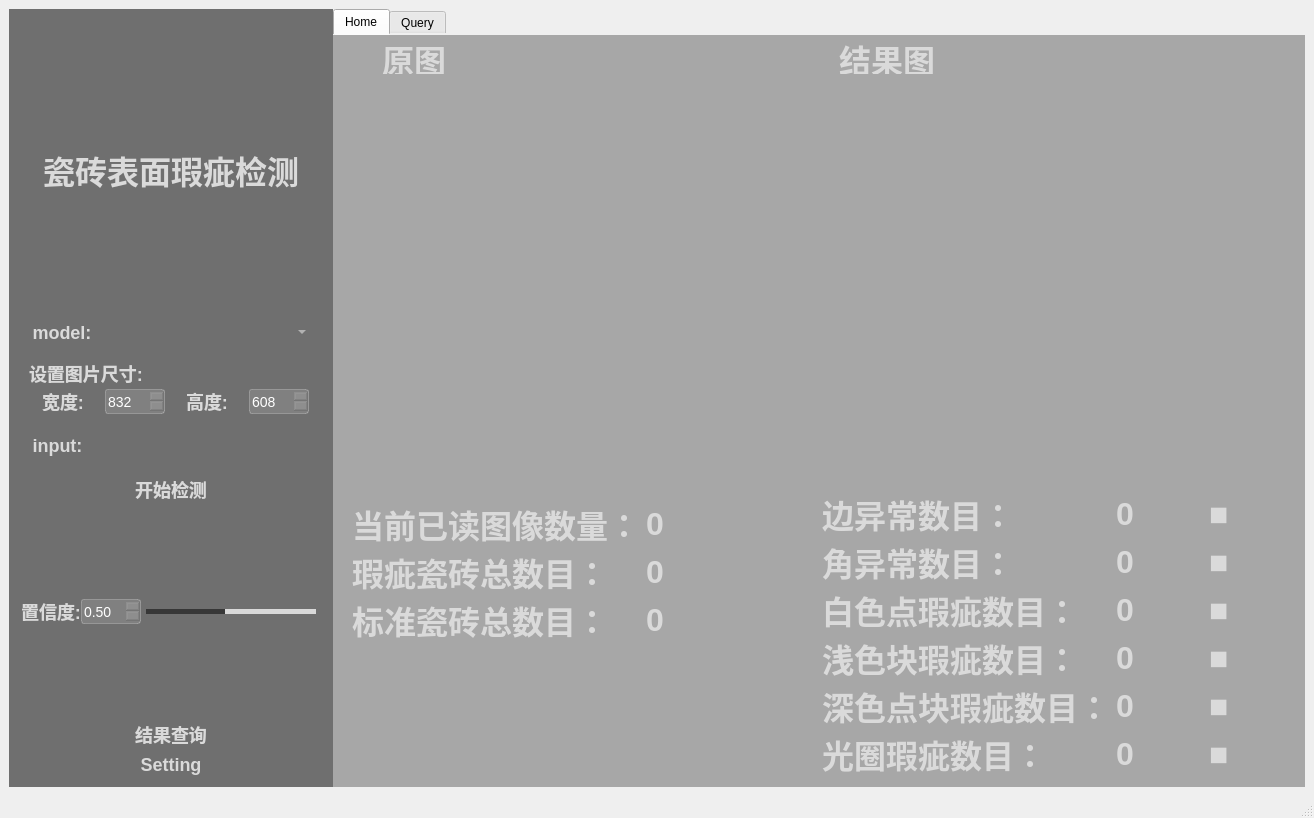
Before: the Qt Designer form ui/Window.ui in liwanyu0000/project, drawn with Qt 5.
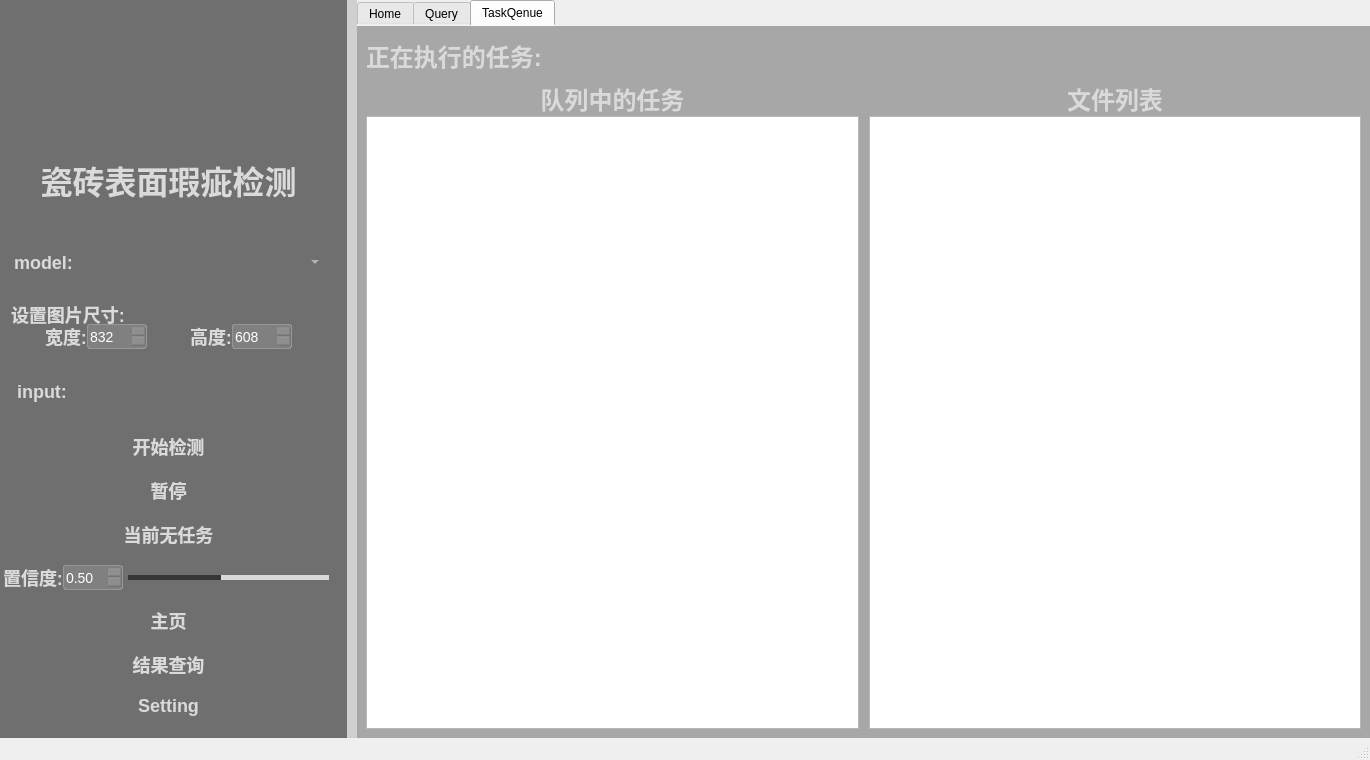
After: the same form once the commit is applied. The open tabs and pages were chosen to show the change. Icons and pictures are not drawn.

```diff
--- a/ui/Window.ui
+++ b/ui/Window.ui
@@ -6,8 +6,8 @@
    <rect>
     <x>0</x>
     <y>0</y>
-    <width>1314</width>
-    <height>685</height>
+    <width>1370</width>
+    <height>760</height>
    </rect>
   </property>
   <property name="windowTitle">
@@ -18,24 +18,34 @@
     <normaloff>:/img/icon/熊猫.png</normaloff>:/img/icon/熊猫.png</iconset>
   </property>
   <property name="styleSheet">
-   <string notr="true">QLabel
-{
+   <string notr="true">QMessageBox{
+	background-color: rgb(104, 104, 104);
+}
+QTabWidget::pane{
+	border: none;
+}
+QLabel{
+	font-size: 18px;
+	font-family: &quot;Microsoft YaHei&quot;;
+	font-weight: bold;
+ 	border-radius:9px;
+	background:rgba(66, 195, 255, 0);
+	color: rgb(218, 218, 218);
+}
+#titleLabel{
 	font-size: 32px;
-	font-family: &quot;Microsoft YaHei&quot;;
-	font-weight: bold;
- 	border-radius:9px;
-	background:rgba(66, 195, 255, 0);
-	color: rgb(218, 218, 218);
 }
-
-QTabWidget::pane
-{
-border: none;
+#runTaskInfoLabel, #runTaskLabel, 
+#taskQenueLabel, #endTimeLabel, 
+#startTimeLabel, #fileListLabel{
+	font-size: 24px;
 }
-
-#widthLabel, #heightLabel, 
-#setImageShapeLabel, #confidenceLabel, 
-#modelLabel, #inputLabel{
+#sideColor, #angleColor,
+#lightColor, #whiteColor,
+#darkColor, #apertureColor {
+	font: 150 14pt &quot;Agency FB&quot;;
+}
+QPushButton {
 	font-size: 18px;
 	font-family: &quot;Microsoft YaHei&quot;;
 	font-weight: bold;
@@ -43,7 +53,52 @@
 	background:rgba(66, 195, 255, 0);
 	color: rgb(218, 218, 218);
 }
-</string>
+QPushButton:focus{
+	outline: none;
+}
+QPushButton::pressed{
+	font-family: &quot;Microsoft YaHei&quot;;
+    font-size: 14px;
+    font-weight: bold;
+    color:rgb(200,200,200);
+    text-align: center center;
+    padding-left: 5px;
+	padding-right: 5px;
+	padding-top: 4px;
+	padding-bottom: 4px;
+	border-style: solid;
+	border-width: 0px;
+	border-color: rgba(255, 255, 255, 255);	
+	border-radius: 3px;
+	background-color:  #bf513b;
+}		
+QPushButton::disabled{font-family: &quot;Microsoft YaHei&quot;;
+	font-size: 14px;
+	font-weight: bold;
+	color:rgb(200,200,200);
+	text-align: center center;
+	padding-left: 5px;
+	padding-right: 5px;
+	padding-top: 4px;
+	padding-bottom: 4px;
+	border-style: solid;
+	border-width: 0px;
+	border-color: rgba(255, 255, 255, 255);
+	border-radius: 3px;
+	background-color:  #bf513b;
+}
+QPushButton::hover {
+	border-style: solid;
+	border-width: 0px;
+	border-radius: 0px;
+	background-color: rgba(48,148,243,80);
+}
+#queryButton {
+	font-size: 24px;
+}
+# {
+	background:rgba(85, 85, 85, 0.2);
+}</string>
   </property>
   <widget class="QWidget" name="centralwidget">
    <property name="styleSheet">
@@ -51,10 +106,22 @@
 border: 0px solid #42adff;
 border-radius:5px;}</string>
    </property>
-   <layout class="QHBoxLayout" name="horizontalLayout_13" stretch="1,3">
+   <layout class="QHBoxLayout" name="horizontalLayout_4" stretch="1,0,5">
     <property name="spacing">
      <number>0</number>
     </property>
+    <property name="leftMargin">
+     <number>0</number>
+    </property>
+    <property name="topMargin">
+     <number>0</number>
+    </property>
+    <property name="rightMargin">
+     <number>0</number>
+    </property>
+    <property name="bottomMargin">
+     <number>0</number>
+    </property>
     <item>
      <widget class="QGroupBox" name="leftGroupBox">
       <property name="styleSheet">
@@ -67,9 +134,45 @@
       <property name="title">
        <string/>
       </property>
-      <layout class="QVBoxLayout" name="verticalLayout">
+      <layout class="QHBoxLayout" name="horizontalLayout_3">
+       <property name="spacing">
+        <number>0</number>
+       </property>
+       <property name="leftMargin">
+        <number>0</number>
+       </property>
+       <property name="topMargin">
+        <number>0</number>
+       </property>
+       <property name="rightMargin">
+        <number>0</number>
+       </property>
+       <property name="bottomMargin">
+        <number>0</number>
+       </property>
        <item>
-        <layout class="QHBoxLayout" name="lohoHorizontalLayout">
+        <layout class="QVBoxLayout" name="leftLeftVerticalLayout">
+         <property name="spacing">
+          <number>0</number>
+         </property>
+         <item>
+          <layout class="QHBoxLayout" name="logoHorizontalLayout">
+           <property name="spacing">
+            <number>0</number>
+           </property>
+           <item>
+            <spacer name="logoLeftHorizontalSpacer">
+             <property name="orientation">
+              <enum>Qt::Horizontal</enum>
+             </property>
+             <property name="sizeHint" stdset="0">
+              <size>
+               <width>40</width>
+               <height>20</height>
+              </size>
+             </property>
+            </spacer>
+           </item>
          <item>
           <widget class="QLabel" name="logoLabel">
            <property name="minimumSize">
@@ -90,6 +193,9 @@
            <property name="text">
             <string/>
            </property>
+             <property name="alignment">
+              <set>Qt::AlignCenter</set>
+             </property>
            <property name="wordWrap">
             <bool>false</bool>
            </property>
@@ -98,6 +204,19 @@
            </property>
           </widget>
          </item>
+           <item>
+            <spacer name="logoRightHorizontalSpacer">
+             <property name="orientation">
+              <enum>Qt::Horizontal</enum>
+             </property>
+             <property name="sizeHint" stdset="0">
+              <size>
+               <width>40</width>
+               <height>20</height>
+              </size>
+             </property>
+            </spacer>
+           </item>
         </layout>
        </item>
        <item>
@@ -128,19 +247,6 @@
          </property>
         </widget>
        </item>
-       <item>
-        <spacer name="verticalSpacer_1">
-         <property name="orientation">
-          <enum>Qt::Vertical</enum>
-         </property>
-         <property name="sizeHint" stdset="0">
-          <size>
-           <width>20</width>
-           <height>40</height>
-          </size>
-         </property>
-        </spacer>
-       </item>
        <item>
         <layout class="QHBoxLayout" name="modelHorizontalLayout" stretch="0,0">
          <property name="spacing">
@@ -187,10 +293,16 @@
           <widget class="QComboBox" name="modelComboBox">
            <property name="minimumSize">
             <size>
-             <width>0</width>
+               <width>250</width>
              <height>28</height>
             </size>
            </property>
+             <property name="maximumSize">
+              <size>
+               <width>300</width>
+               <height>16777215</height>
+              </size>
+             </property>
            <property name="styleSheet">
             <string notr="true">QComboBox QAbstractItemView {
 font-family: &quot;Microsoft YaHei&quot;;
@@ -222,6 +334,16 @@
         </layout>
        </item>
        <item>
+          <layout class="QVBoxLayout" name="imageShapeVerticalLayout">
+           <property name="spacing">
+            <number>0</number>
+           </property>
+           <item>
+            <layout class="QHBoxLayout" name="imageShapeTopHorizontalLayout">
+             <property name="spacing">
+              <number>0</number>
+             </property>
+             <item>
         <widget class="QLabel" name="setImageShapeLabel">
          <property name="maximumSize">
           <size>
@@ -244,16 +366,44 @@
         </widget>
        </item>
        <item>
-        <layout class="QHBoxLayout" name="imageShapeHorizontalLayout">
+              <spacer name="horizontalSpacer">
+               <property name="orientation">
+                <enum>Qt::Horizontal</enum>
+               </property>
+               <property name="sizeHint" stdset="0">
+                <size>
+                 <width>40</width>
+                 <height>20</height>
+                </size>
+               </property>
+              </spacer>
+             </item>
+            </layout>
+           </item>
+           <item>
+            <layout class="QHBoxLayout" name="imageShapeBottomHorizontalLayout">
          <property name="spacing">
           <number>0</number>
          </property>
          <property name="rightMargin">
-          <number>10</number>
+              <number>0</number>
          </property>
          <property name="bottomMargin">
           <number>0</number>
          </property>
+             <item>
+              <spacer name="horizontalSpacer_1">
+               <property name="orientation">
+                <enum>Qt::Horizontal</enum>
+               </property>
+               <property name="sizeHint" stdset="0">
+                <size>
+                 <width>40</width>
+                 <height>20</height>
+                </size>
+               </property>
+              </spacer>
+             </item>
          <item>
           <widget class="QLabel" name="widthLabel">
            <property name="minimumSize">
@@ -342,6 +492,19 @@
            </property>
           </widget>
          </item>
+             <item>
+              <spacer name="horizontalSpacer_2">
+               <property name="orientation">
+                <enum>Qt::Horizontal</enum>
+               </property>
+               <property name="sizeHint" stdset="0">
+                <size>
+                 <width>40</width>
+                 <height>20</height>
+                </size>
+               </property>
+              </spacer>
+             </item>
          <item>
           <widget class="QLabel" name="heightLabel">
            <property name="maximumSize">
@@ -424,6 +587,21 @@
            </property>
           </widget>
          </item>
+             <item>
+              <spacer name="horizontalSpacer_3">
+               <property name="orientation">
+                <enum>Qt::Horizontal</enum>
+               </property>
+               <property name="sizeHint" stdset="0">
+                <size>
+                 <width>40</width>
+                 <height>20</height>
+                </size>
+               </property>
+              </spacer>
+             </item>
+            </layout>
+           </item>
         </layout>
        </item>
        <item>
@@ -704,53 +882,7 @@
        <item>
         <widget class="QPushButton" name="enterButton">
          <property name="styleSheet">
-          <string notr="true">QPushButton
-{
-	font-size: 18px;
-	font-family: &quot;Microsoft YaHei&quot;;
-	font-weight: bold;
- 		border-radius:9px;
-		background:rgba(66, 195, 255, 0);
-color: rgb(218, 218, 218);
-}
-
-
-QPushButton:focus{outline: none;}
-
-QPushButton::pressed{font-family: &quot;Microsoft YaHei&quot;;
-                     font-size: 14px;
-                     font-weight: bold;
-                     color:rgb(200,200,200);
-                     text-align: center center;
-                     padding-left: 5px;
-                     padding-right: 5px;
-                     padding-top: 4px;
-                     padding-bottom: 4px;
-                     border-style: solid;
-                     border-width: 0px;
-                     border-color: rgba(255, 255, 255, 255);
-                     border-radius: 3px;
-                     background-color:  #bf513b;}
-
-QPushButton::disabled{font-family: &quot;Microsoft YaHei&quot;;
-                     font-size: 14px;
-                     font-weight: bold;
-                     color:rgb(200,200,200);
-                     text-align: center center;
-                     padding-left: 5px;
-                     padding-right: 5px;
-                     padding-top: 4px;
-                     padding-bottom: 4px;
-                     border-style: solid;
-                     border-width: 0px;
-                     border-color: rgba(255, 255, 255, 255);
-                     border-radius: 3px;
-                     background-color:  #bf513b;}
-QPushButton::hover {
-border-style: solid;
-border-width: 0px;
-border-radius: 0px;
-background-color: rgba(48,148,243,80);}</string>
+            <string notr="true"/>
          </property>
          <property name="text">
           <string>开始检测</string>
@@ -758,20 +890,27 @@
         </widget>
        </item>
        <item>
-        <spacer name="verticalSpacer_2">
-         <property name="orientation">
-          <enum>Qt::Vertical</enum>
-         </property>
-         <property name="sizeHint" stdset="0">
-          <size>
-           <width>20</width>
-           <height>40</height>
-          </size>
-         </property>
-        </spacer>
+          <widget class="QPushButton" name="stopButton">
+           <property name="styleSheet">
+            <string notr="true"/>
+           </property>
+           <property name="text">
+            <string>暂停</string>
+           </property>
+          </widget>
        </item>
        <item>
-        <layout class="QHBoxLayout" name="confidenceHorizontalLayout">
+          <widget class="QPushButton" name="toShowTaskButton">
+           <property name="styleSheet">
+            <string notr="true"/>
+           </property>
+           <property name="text">
+            <string>当前无任务</string>
+           </property>
+          </widget>
+         </item>
+         <item>
+          <layout class="QHBoxLayout" name="confidenceHorizontalLayout" stretch="0,0,0">
          <property name="spacing">
           <number>0</number>
          </property>
@@ -931,68 +1070,19 @@
         </layout>
        </item>
        <item>
-        <spacer name="verticalSpacer_3">
-         <property name="orientation">
-          <enum>Qt::Vertical</enum>
-         </property>
-         <property name="sizeHint" stdset="0">
-          <size>
-           <width>20</width>
-           <height>40</height>
-          </size>
-         </property>
-        </spacer>
+          <widget class="QPushButton" name="toQueryButton">
+           <property name="styleSheet">
+            <string notr="true"/>
+           </property>
+           <property name="text">
+            <string>主页</string>
+           </property>
+          </widget>
        </item>
        <item>
-        <widget class="QPushButton" name="swapButton">
+          <widget class="QPushButton" name="toHomeButton">
          <property name="styleSheet">
-          <string notr="true">QPushButton
-{
-	font-size: 18px;
-	font-family: &quot;Microsoft YaHei&quot;;
-	font-weight: bold;
- 		border-radius:9px;
-		background:rgba(66, 195, 255, 0);
-color: rgb(218, 218, 218);
-}
-
-
-QPushButton:focus{outline: none;}
-
-QPushButton::pressed{font-family: &quot;Microsoft YaHei&quot;;
-                     font-size: 14px;
-                     font-weight: bold;
-                     color:rgb(200,200,200);
-                     text-align: center center;
-                     padding-left: 5px;
-                     padding-right: 5px;
-                     padding-top: 4px;
-                     padding-bottom: 4px;
-                     border-style: solid;
-                     border-width: 0px;
-                     border-color: rgba(255, 255, 255, 255);
-                     border-radius: 3px;
-                     background-color:  #bf513b;}
-
-QPushButton::disabled{font-family: &quot;Microsoft YaHei&quot;;
-                     font-size: 14px;
-                     font-weight: bold;
-                     color:rgb(200,200,200);
-                     text-align: center center;
-                     padding-left: 5px;
-                     padding-right: 5px;
-                     padding-top: 4px;
-                     padding-bottom: 4px;
-                     border-style: solid;
-                     border-width: 0px;
-                     border-color: rgba(255, 255, 255, 255);
-                     border-radius: 3px;
-                     background-color:  #bf513b;}
-QPushButton::hover {
-border-style: solid;
-border-width: 0px;
-border-radius: 0px;
-background-color: rgba(48,148,243,80);}</string>
+            <string notr="true"/>
          </property>
          <property name="text">
           <string>结果查询</string>
@@ -1002,53 +1092,7 @@
        <item>
         <widget class="QPushButton" name="settingButton">
          <property name="styleSheet">
-          <string notr="true">QPushButton
-{
-	font-size: 18px;
-	font-family: &quot;Microsoft YaHei&quot;;
-	font-weight: bold;
- 		border-radius:9px;
-		background:rgba(66, 195, 255, 0);
-color: rgb(218, 218, 218);
-}
-
-
-QPushButton:focus{outline: none;}
-
-QPushButton::pressed{font-family: &quot;Microsoft YaHei&quot;;
-                     font-size: 14px;
-                     font-weight: bold;
-                     color:rgb(200,200,200);
-                     text-align: center center;
-                     padding-left: 5px;
-                     padding-right: 5px;
-                     padding-top: 4px;
-                     padding-bottom: 4px;
-                     border-style: solid;
-                     border-width: 0px;
-                     border-color: rgba(255, 255, 255, 255);
-                     border-radius: 3px;
-                     background-color:  #bf513b;}
-
-QPushButton::disabled{font-family: &quot;Microsoft YaHei&quot;;
-                     font-size: 14px;
-                     font-weight: bold;
-                     color:rgb(200,200,200);
-                     text-align: center center;
-                     padding-left: 5px;
-                     padding-right: 5px;
-                     padding-top: 4px;
-                     padding-bottom: 4px;
-                     border-style: solid;
-                     border-width: 0px;
-                     border-color: rgba(255, 255, 255, 255);
-                     border-radius: 3px;
-                     background-color:  #bf513b;}
-QPushButton::hover {
-border-style: solid;
-border-width: 0px;
-border-radius: 0px;
-background-color: rgba(48,148,243,80);}</string>
+            <string notr="true"/>
          </property>
          <property name="text">
           <string>Setting</string>
@@ -1056,6 +1100,93 @@
         </widget>
        </item>
       </layout>
+       </item>
+       <item>
+        <widget class="QPushButton" name="putAwayButton">
+         <property name="sizePolicy">
+          <sizepolicy hsizetype="Preferred" vsizetype="Preferred">
+           <horstretch>0</horstretch>
+           <verstretch>0</verstretch>
+          </sizepolicy>
+         </property>
+         <property name="minimumSize">
+          <size>
+           <width>0</width>
+           <height>100</height>
+          </size>
+         </property>
+         <property name="maximumSize">
+          <size>
+           <width>10</width>
+           <height>16777215</height>
+          </size>
+         </property>
+         <property name="styleSheet">
+          <string notr="true"/>
+         </property>
+         <property name="text">
+          <string/>
+         </property>
+         <property name="icon">
+          <iconset resource="../apprcc.qrc">
+           <normaloff>:/img/icon/收起.png</normaloff>:/img/icon/收起.png</iconset>
+         </property>
+        </widget>
+       </item>
+      </layout>
+     </widget>
+    </item>
+    <item>
+     <widget class="QPushButton" name="expandButton">
+      <property name="sizePolicy">
+       <sizepolicy hsizetype="Preferred" vsizetype="Preferred">
+        <horstretch>0</horstretch>
+        <verstretch>0</verstretch>
+       </sizepolicy>
+      </property>
+      <property name="minimumSize">
+       <size>
+        <width>0</width>
+        <height>0</height>
+       </size>
+      </property>
+      <property name="maximumSize">
+       <size>
+        <width>10</width>
+        <height>16777215</height>
+       </size>
+      </property>
+      <property name="styleSheet">
+       <string notr="true">QPushButton {
+	font-size: 18px;
+	font-family: &quot;Microsoft YaHei&quot;;
+	font-weight: bold;
+	border-radius:9px;
+	background:rgba(85, 85, 85, 0.2);
+	color: rgb(0, 0, 0);}
+QPushButton::hover {
+	border-style: solid;
+	border-width: 0px;
+	border-radius: 0px;
+	background-color: rgba(48,148,243,80);
+}</string>
+      </property>
+      <property name="text">
+       <string/>
+      </property>
+      <property name="icon">
+       <iconset resource="../apprcc.qrc">
+        <normaloff>:/img/icon/展开.png</normaloff>:/img/icon/展开.png</iconset>
+      </property>
+      <property name="autoDefault">
+       <bool>false</bool>
+      </property>
+      <property name="default">
+       <bool>false</bool>
+      </property>
+      <property name="flat">
+       <bool>false</bool>
+      </property>
      </widget>
     </item>
     <item>
@@ -1070,7 +1201,7 @@
 #query{
 background-color: rgba(95, 95, 95, 0.5);
 }
-#setting{
+#taskQenue{
 background-color: rgba(95, 95, 95, 0.5);
 }</string>
       </property>
@@ -1145,8 +1276,8 @@
            <widget class="QLabel" name="outImage">
             <property name="minimumSize">
              <size>
-              <width>0</width>
-              <height>400</height>
+              <width>32</width>
+              <height>32</height>
              </size>
             </property>
             <property name="text">
@@ -1158,8 +1289,8 @@
            <widget class="QLabel" name="inputImage">
             <property name="minimumSize">
              <size>
-              <width>0</width>
-              <height>400</height>
+              <width>32</width>
+              <height>32</height>
              </size>
             </property>
             <property name="text">
@@ -1584,6 +1715,254 @@
         </item>
        </layout>
       </widget>
+      <widget class="QWidget" name="taskQenue">
+       <attribute name="title">
+        <string>TaskQenue</string>
+       </attribute>
+       <layout class="QVBoxLayout" name="verticalLayout">
+        <item>
+         <layout class="QHBoxLayout" name="taskHorizontalLayout">
+          <property name="spacing">
+           <number>0</number>
+          </property>
+          <item>
+           <widget class="QLabel" name="runTaskLabel">
+            <property name="minimumSize">
+             <size>
+              <width>180</width>
+              <height>40</height>
+             </size>
+            </property>
+            <property name="maximumSize">
+             <size>
+              <width>150</width>
+              <height>40</height>
+             </size>
+            </property>
+            <property name="text">
+             <string>正在执行的任务:</string>
+            </property>
+           </widget>
+          </item>
+          <item>
+           <widget class="QLabel" name="runTaskInfoLabel">
+            <property name="maximumSize">
+             <size>
+              <width>16777215</width>
+              <height>40</height>
+             </size>
+            </property>
+            <property name="text">
+             <string/>
+            </property>
+           </widget>
+          </item>
+         </layout>
+        </item>
+        <item>
+         <layout class="QGridLayout" name="gridLayout">
+          <property name="spacing">
+           <number>0</number>
+          </property>
+          <item row="0" column="0">
+           <widget class="QLabel" name="taskQenueLabel">
+            <property name="maximumSize">
+             <size>
+              <width>16777215</width>
+              <height>40</height>
+             </size>
+            </property>
+            <property name="text">
+             <string>队列中的任务</string>
+            </property>
+            <property name="alignment">
+             <set>Qt::AlignCenter</set>
+            </property>
+           </widget>
+          </item>
+          <item row="0" column="2">
+           <widget class="QLabel" name="fileListLabel">
+            <property name="maximumSize">
+             <size>
+              <width>16777215</width>
+              <height>40</height>
+             </size>
+            </property>
+            <property name="text">
+             <string>文件列表</string>
+            </property>
+            <property name="alignment">
+             <set>Qt::AlignCenter</set>
+            </property>
+           </widget>
+          </item>
+          <item row="1" column="2">
+           <widget class="QTableWidget" name="fileListTableList">
+            <property name="mouseTracking">
+             <bool>false</bool>
+            </property>
+            <property name="tabletTracking">
+             <bool>false</bool>
+            </property>
+            <property name="styleSheet">
+             <string notr="true"/>
+            </property>
+            <property name="editTriggers">
+             <set>QAbstractItemView::NoEditTriggers</set>
+            </property>
+            <property name="alternatingRowColors">
+             <bool>true</bool>
+            </property>
+            <attribute name="horizontalHeaderVisible">
+             <bool>false</bool>
+            </attribute>
+            <attribute name="horizontalHeaderCascadingSectionResizes">
+             <bool>false</bool>
+            </attribute>
+            <attribute name="horizontalHeaderDefaultSectionSize">
+             <number>220</number>
+            </attribute>
+            <attribute name="horizontalHeaderHighlightSections">
+             <bool>true</bool>
+            </attribute>
+            <attribute name="horizontalHeaderStretchLastSection">
+             <bool>true</bool>
+            </attribute>
+            <attribute name="verticalHeaderVisible">
+             <bool>false</bool>
+            </attribute>
+            <attribute name="verticalHeaderMinimumSectionSize">
+             <number>28</number>
+            </attribute>
+            <attribute name="verticalHeaderDefaultSectionSize">
+             <number>44</number>
+            </attribute>
+            <attribute name="verticalHeaderShowSortIndicator" stdset="0">
+             <bool>false</bool>
+            </attribute>
+            <attribute name="verticalHeaderStretchLastSection">
+             <bool>false</bool>
+            </attribute>
+            <column>
+             <property name="text">
+              <string>文件列表</string>
+             </property>
+            </column>
+           </widget>
+          </item>
+          <item row="1" column="0">
+           <widget class="QTableWidget" name="taskQenueTableList">
+            <property name="mouseTracking">
+             <bool>false</bool>
+            </property>
+            <property name="tabletTracking">
+             <bool>false</bool>
+            </property>
+            <property name="styleSheet">
+             <string notr="true"/>
+            </property>
+            <property name="editTriggers">
+             <set>QAbstractItemView::NoEditTriggers</set>
+            </property>
+            <property name="alternatingRowColors">
+             <bool>true</bool>
+            </property>
+            <attribute name="horizontalHeaderVisible">
+             <bool>false</bool>
+            </attribute>
+            <attribute name="horizontalHeaderCascadingSectionResizes">
+             <bool>false</bool>
+            </attribute>
+            <attribute name="horizontalHeaderMinimumSectionSize">
+             <number>31</number>
+            </attribute>
+            <attribute name="horizontalHeaderDefaultSectionSize">
+             <number>220</number>
+            </attribute>
+            <attribute name="horizontalHeaderHighlightSections">
+             <bool>true</bool>
+            </attribute>
+            <attribute name="horizontalHeaderShowSortIndicator" stdset="0">
+             <bool>false</bool>
+            </attribute>
+            <attribute name="horizontalHeaderStretchLastSection">
+             <bool>true</bool>
+            </attribute>
+            <attribute name="verticalHeaderVisible">
+             <bool>false</bool>
+            </attribute>
+            <attribute name="verticalHeaderCascadingSectionResizes">
+             <bool>false</bool>
+            </attribute>
+            <attribute name="verticalHeaderMinimumSectionSize">
+             <number>28</number>
+            </attribute>
+            <attribute name="verticalHeaderDefaultSectionSize">
+             <number>44</number>
+            </attribute>
+            <attribute name="verticalHeaderShowSortIndicator" stdset="0">
+             <bool>false</bool>
+            </attribute>
+            <attribute name="verticalHeaderStretchLastSection">
+             <bool>false</bool>
+            </attribute>
+            <column>
+             <property name="text">
+              <string>队列中的任务</string>
+             </property>
+            </column>
+            <column>
+             <property name="text">
+              <string>index</string>
+             </property>
+            </column>
+           </widget>
+          </item>
+          <item row="1" column="1">
+           <widget class="QPushButton" name="fileExpandButton">
+            <property name="sizePolicy">
+             <sizepolicy hsizetype="Preferred" vsizetype="Preferred">
+              <horstretch>0</horstretch>
+              <verstretch>0</verstretch>
+             </sizepolicy>
+            </property>
+            <property name="minimumSize">
+             <size>
+              <width>0</width>
+              <height>0</height>
+             </size>
+            </property>
+            <property name="maximumSize">
+             <size>
+              <width>10</width>
+              <height>16777215</height>
+             </size>
+            </property>
+            <property name="styleSheet">
+             <string notr="true"/>
+            </property>
+            <property name="text">
+             <string/>
+            </property>
+            <property name="icon">
+             <iconset resource="../apprcc.qrc">
+              <normaloff>:/img/icon/展开.png</normaloff>:/img/icon/展开.png</iconset>
+            </property>
+            <property name="autoDefault">
+             <bool>false</bool>
+            </property>
+            <property name="default">
+             <bool>false</bool>
+            </property>
+            <property name="flat">
+             <bool>false</bool>
+            </property>
+           </widget>
+          </item>
+         </layout>
+        </item>
+       </layout>
+      </widget>
      </widget>
     </item>
    </layout>
```
Left out of the diff: 99 changed lines with no effect on the pictures. Lines whose indentation alone changed are shown as unchanged.
